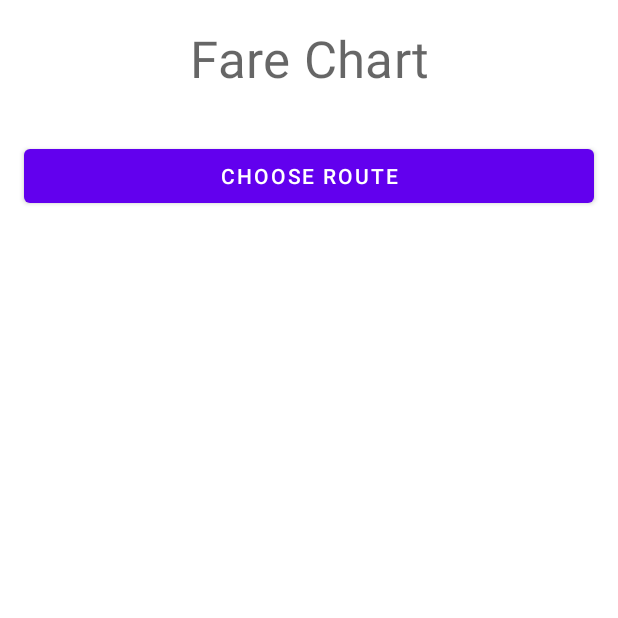
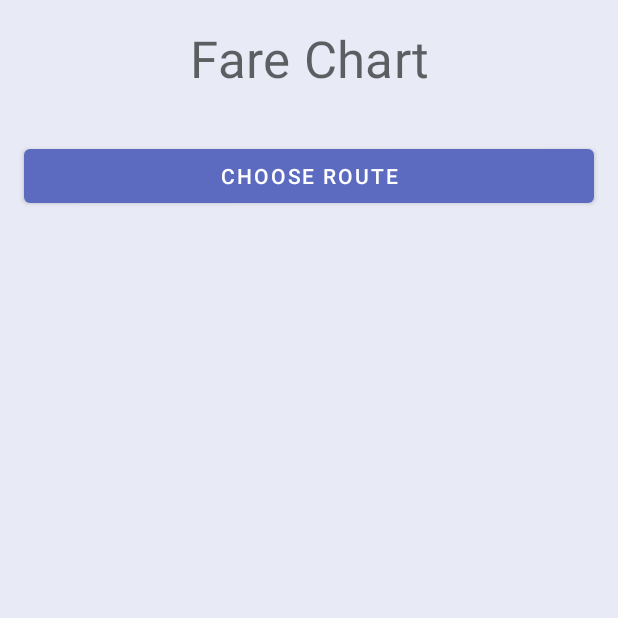
Before and after one commit to MalukiMuthusi/dmt-hackathon, an Android app: the screen it shows after launch (MainActivity), on a phone screen of 412 x 824 dp, the top half of it. Run offline under Robolectric (Android 15) with nearby library versions, the phone set to English and light mode, and no system bars; our stand-ins replace Firebase (no records; nobody signed in at launch, a user with empty details on screens opened directly), data binding; libraries missing offline, so code that uses them is left out: com.firebase.ui.

Commit message:
Chose the theme color of the app.

```diff
--- a/app/src/main/res/layout/route_overview_template.xml
+++ b/app/src/main/res/layout/route_overview_template.xml
@@ -56,7 +56,7 @@
                     android:layout_width="0dp"
                     android:layout_height="wrap_content"
                     android:padding="@dimen/pad_8dp"
-                    android:text="@{route.start}"
+                    app:routeStart="@{route.start}"
                     app:layout_constraintEnd_toEndOf="parent"
                     app:layout_constraintStart_toStartOf="parent"
                     app:layout_constraintTop_toBottomOf="@+id/roadName"
--- a/app/src/main/res/values/colors.xml
+++ b/app/src/main/res/values/colors.xml
@@ -61,4 +61,14 @@
     <!--color on surface (light)-->
     <color name="black_900">#000000</color>
 
+    <!-- Matt Fare theme color -->
+    <color name="indigo_50">#e8eaf6</color> <!--background color-->
+    <color name="indigo_100">#c5cae9</color> <!--surface color-->
+
+    <color name="indigo_400">#5c6bc0</color> <!--Color primary (light)-->
+    <color name="indigo_700">#303f9f</color> <!--Color primary variant (dark)-->
+
+    <color name="brown_400">#8d6e63</color> <!--Color secondary-->
+    <color name="brown_700">#5d4037</color> <!--Color secondary variant-->
+
 </resources>
--- a/app/src/main/res/values/themes.xml
+++ b/app/src/main/res/values/themes.xml
@@ -22,16 +22,16 @@
         <!--colorPrimary colors map to components and elements, such as app bars and buttons. -->
         <!--colorSecondary colors are most often used as accents on components, such as FABs and -->
         <!--selection controls.-->
-        <item name="colorPrimary">@color/purple_500</item>
-        <item name="colorPrimaryVariant">@color/purple_700</item>
-        <item name="colorSecondary">@color/green_200</item>
-        <item name="colorSecondaryVariant">@color/green_500</item>
+        <item name="colorPrimary">@color/indigo_400</item>
+        <item name="colorPrimaryVariant">@color/indigo_700</item>
+        <item name="colorSecondary">@color/brown_400</item>
+        <item name="colorSecondaryVariant">@color/brown_700</item>
         <!--colorBackground appears behind scrollable content and is used for the default window-->
         <!--background. colorSurface is mapped to the surface of components such as cards, sheets-->
         <!--and menus. colorError is used to indicate an error state for components such as-->
         <!--text fields.-->
-        <item name="android:colorBackground">@color/white_50</item>
-        <item name="colorSurface">@color/white_50</item>
+        <item name="android:colorBackground">@color/indigo_50</item>
+        <item name="colorSurface">@color/indigo_100</item>
         <item name="colorError">@color/red_600</item>
         <!--"On" colors define how text, icons and strokes are colored in relation to the surface-->
         <!--on which they appear.-->
@@ -67,7 +67,6 @@
         <item name="bottomSheetDialogTheme">@style/ThemeOverlay.MyTheme.BottomSheetDialog</item>
         <item name="navigationViewStyle">@style/Widget.MyTheme.NavigationView</item>
         <item name="toolbarStyle">@style/Widget.MaterialComponents.Toolbar.PrimarySurface</item>
-
     </style>
 
     <style name="Base.Theme.MaterialThemeBuilder" parent="Theme.MaterialComponents.DayNight.NoActionBar">
```
